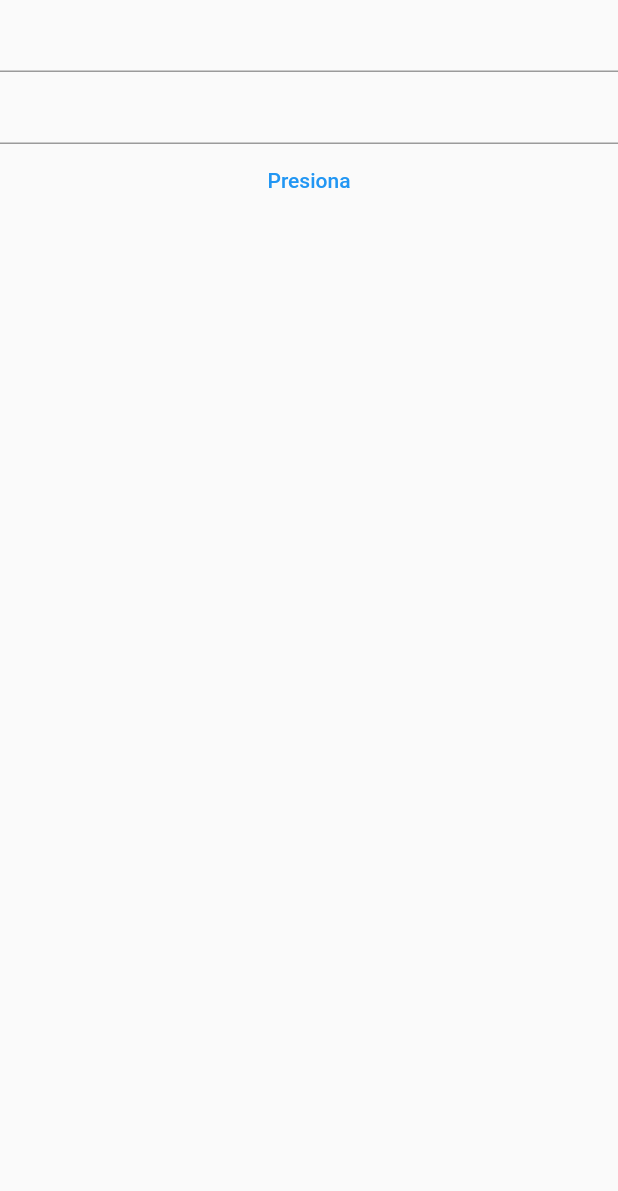
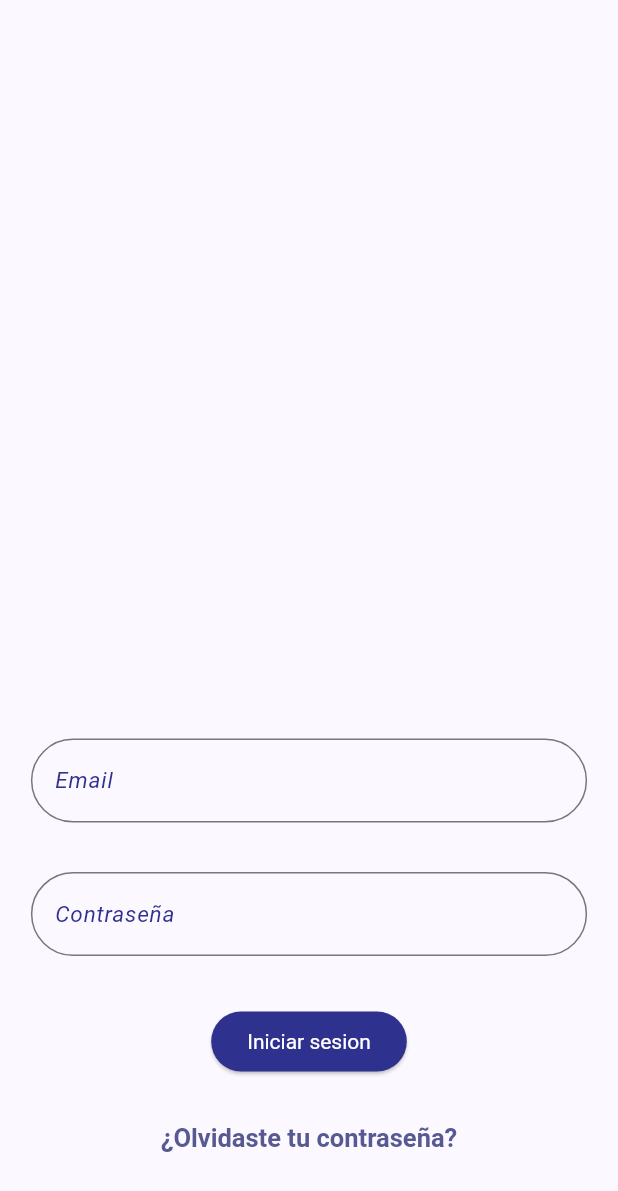
Before and after one commit to DiegoGamboa03/OxfordStudyControl, a Flutter app: the screen it shows after launch, on a phone screen of 412 x 824 dp. Shown: the top 1191 px of the screen. Run offline on Flutter 3.47's test engine with Material 2 defaults, Android fonts, the light colour scheme and no system bars; our stand-ins replace dio, flutter_riverpod, go_router, google_fonts.

Commit message:
Login con validaciones y acomodos visuales

```diff
--- /dev/null
+++ b/App/oxford_studycontrol/lib/config/theme/app_theme.dart
@@ -0,0 +1,48 @@
+import 'package:flutter/material.dart';
+import 'package:google_fonts/google_fonts.dart';
+
+const seedColor = Color.fromRGBO(47, 49, 143, 1);
+
+class AppTheme {
+  ThemeData getTheme() => ThemeData(
+        useMaterial3: true,
+        colorScheme: ColorScheme.fromSeed(
+          seedColor: seedColor,
+          brightness: Brightness.light,
+        ),
+        elevatedButtonTheme: ElevatedButtonThemeData(
+            style: ButtonStyle(
+          textStyle: MaterialStateProperty.all<TextStyle>(GoogleFonts.roboto()),
+          foregroundColor: MaterialStateProperty.all<Color>(Colors.white),
+          backgroundColor: MaterialStateProperty.all<Color>(seedColor),
+        )),
+        textButtonTheme: TextButtonThemeData(
+            style: ButtonStyle(
+          textStyle: MaterialStateProperty.all<TextStyle>(GoogleFonts.roboto(
+              fontSize: 17, fontWeight: FontWeight.bold, color: seedColor)),
+        )),
+        inputDecorationTheme: InputDecorationTheme(
+            hintStyle: GoogleFonts.roboto(
+                fontSize: 15, fontStyle: FontStyle.italic, color: seedColor),
+            border: const OutlineInputBorder(
+              borderRadius: BorderRadius.all(Radius.circular(50.0)),
+              borderSide: BorderSide(color: seedColor, width: 30.0),
+            )),
+        listTileTheme: const ListTileThemeData(
+          iconColor: seedColor,
+        ),
+        textTheme: TextTheme(
+          displayLarge: GoogleFonts.roboto(
+            fontSize: 72,
+            fontWeight: FontWeight.bold,
+          ),
+          // ···
+          titleLarge: GoogleFonts.oswald(
+            fontSize: 30,
+            fontStyle: FontStyle.italic,
+          ),
+          bodyMedium: GoogleFonts.merriweather(),
+          displaySmall: GoogleFonts.pacifico(),
+        ),
+      );
+}
--- a/App/oxford_studycontrol/lib/features/login/screens/login.dart
+++ b/App/oxford_studycontrol/lib/features/login/screens/login.dart
@@ -13,7 +13,7 @@ class Login extends ConsumerStatefulWidget {
 class LoginState extends ConsumerState<Login> {
   late TextEditingController _emailController;
   late TextEditingController _passwordController;
-
+  final GlobalKey<FormState> _formKey = GlobalKey<FormState>();
   @override
   void initState() {
     super.initState();
@@ -30,21 +30,91 @@ class LoginState extends ConsumerState<Login> {
 
   @override
   Widget build(BuildContext context) {
+    double screenWidth = MediaQuery.of(context).size.width;
+    double screenHeight = MediaQuery.of(context).size.height;
+    var margin = EdgeInsets.symmetric(
+        vertical: screenHeight * 0.02, horizontal: screenWidth * 0.05);
     return Scaffold(
-        body: Center(
-      child: Column(children: [
-        TextField(controller: _emailController),
-        TextField(controller: _passwordController),
-        TextButton(
+        body: Column(mainAxisAlignment: MainAxisAlignment.end, children: [
+      Form(
+        key: _formKey,
+        child: Column(
+          children: [
+            Container(
+              margin: margin,
+              child: TextFormField(
+                controller: _emailController,
+                decoration: const InputDecoration(
+                  hintText: "Email",
+                ),
+                validator: (value) {
+                  if (value == null || value.isEmpty) {
+                    return 'El campo de correo electrónico no puede estar vacío';
+                  }
+                  return null; // La validación pasó
+                },
+              ),
+            ),
+            Container(
+              margin: margin,
+              child: TextFormField(
+                controller: _passwordController,
+                obscureText: true,
+                decoration: const InputDecoration(
+                  hintText: "Contraseña",
+                ),
+                keyboardType: TextInputType.visiblePassword,
+                validator: (value) {
+                  if (value == null || value.isEmpty) {
+                    return 'La contraseña no puede estar vacía';
+                  }
+                  return null; // La validación pasó
+                },
+              ),
+            ),
+          ],
+        ),
+      ),
+      Container(
+        margin: margin,
+        child: ElevatedButton(
             onPressed: () async {
-              String userData =
-                  '${_emailController.text} ${_passwordController.text}';
-              await ref.read(userFetcher(userData).future).then((value) {
-                ref.read(appRouterProvider).go('/');
-              });
+              if (_formKey.currentState!.validate()) {
+                String userData =
+                    '${_emailController.text} ${_passwordController.text}';
+                try {
+                  await ref.read(userFetcher(userData).future).then((value) {
+                    ref.read(appRouterProvider).go('/homepage');
+                  });
+                } catch (e) {
+                  showDialog<String>(
+                      context: context,
+                      builder: (BuildContext context) => AlertDialog(
+                              title: const Text('AlertDialog Title'),
+                              content: const Text('AlertDialog description'),
+                              actions: <Widget>[
+                                TextButton(
+                                  onPressed: () =>
+                                      Navigator.pop(context, 'Cancel'),
+                                  child: const Text('Cancel'),
+                                ),
+                                TextButton(
+                                  onPressed: () => Navigator.pop(context, 'OK'),
+                                  child: const Text('OK'),
+                                ),
+                              ]));
+                }
+              }
             },
-            child: const Text('Presiona'))
-      ]),
-    ));
+            child: const Text('Iniciar sesion')),
+      ),
+      Container(
+        margin: EdgeInsets.only(bottom: screenHeight * 0.05),
+        child: TextButton(
+          onPressed: () {},
+          child: const Text('¿Olvidaste tu contraseña?'),
+        ),
+      )
+    ]));
   }
 }
--- a/App/oxford_studycontrol/lib/helpers/users_api.dart
+++ b/App/oxford_studycontrol/lib/helpers/users_api.dart
@@ -5,7 +5,7 @@ import '../models/users.dart';
 import 'api_exceptions.dart';
 
 class UsersApi {
-  static Future<User> login(String userEmail, String password) async {
+  static Future<User?> login(String userEmail, String password) async {
     final dio = Dio();
     final url = Constants.baseUrl;
     try {
@@ -16,7 +16,7 @@ class UsersApi {
         throw ApiException('Error: Rol desconocido');
       }
     } catch (e) {
-      throw ApiException('Error: $e');
+      throw Exception('Error');
     }
   }
 }
--- a/App/oxford_studycontrol/lib/main.dart
+++ b/App/oxford_studycontrol/lib/main.dart
@@ -1,6 +1,7 @@
 import 'package:flutter/material.dart';
 import 'package:flutter_riverpod/flutter_riverpod.dart';
 import 'config/router/app_router.dart';
+import 'config/theme/app_theme.dart';
 
 void main() {
   runApp(const ProviderScope(child: MainApp()));
@@ -14,6 +15,7 @@ class MainApp extends ConsumerWidget {
     final router = ref.watch(appRouterProvider);
 
     return MaterialApp.router(
+      theme: AppTheme().getTheme(),
       routerConfig: router,
       title: "Oxford Study Control",
     );
--- a/App/oxford_studycontrol/pubspec.yaml
+++ b/App/oxford_studycontrol/pubspec.yaml
@@ -12,6 +12,7 @@ dependencies:
     sdk: flutter
   flutter_riverpod: ^2.3.10
   go_router: ^10.1.2
+  google_fonts: ^5.1.0
   line_icons: ^2.0.3
 
 dev_dependencies:
```
Also changed, not shown: App/oxford_studycontrol/lib/features/login/widgets/circle_custom_painter.dart (added, +29 -0 lines), App/oxford_studycontrol/lib/providers/user_provider.dart (+8 -8 lines), App/oxford_studycontrol/pubspec.lock, 1 other file.
